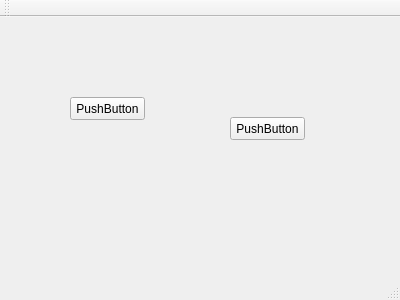
Qt form mainwindow.ui (motovotcazsvs/PYTHONINQT) before a commit.
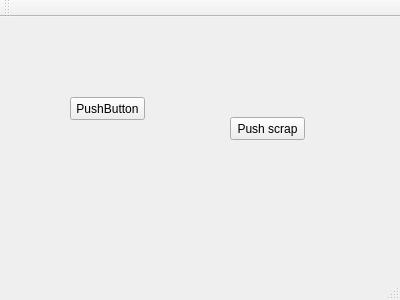
The same form after that commit.

```diff
--- a/mainwindow.ui
+++ b/mainwindow.ui
@@ -24,7 +24,7 @@
      </rect>
     </property>
     <property name="text">
-     <string>PushButton</string>
+     <string>Push scrap</string>
     </property>
    </widget>
    <widget class="QPushButton" name="pushButton_2">
```
